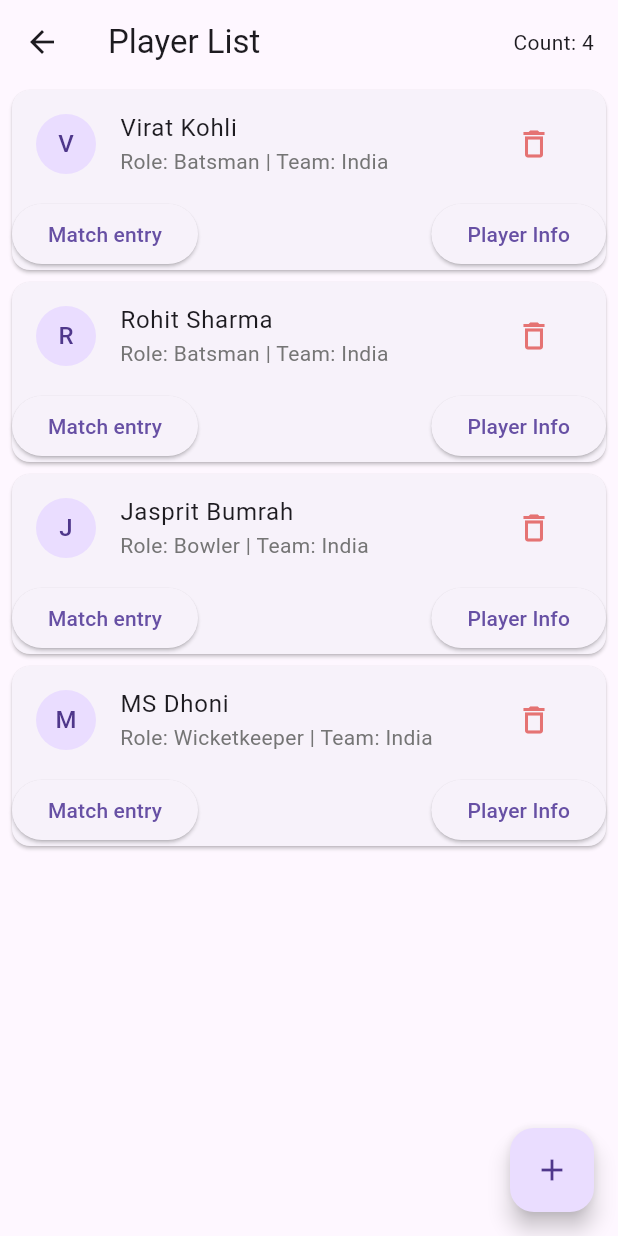
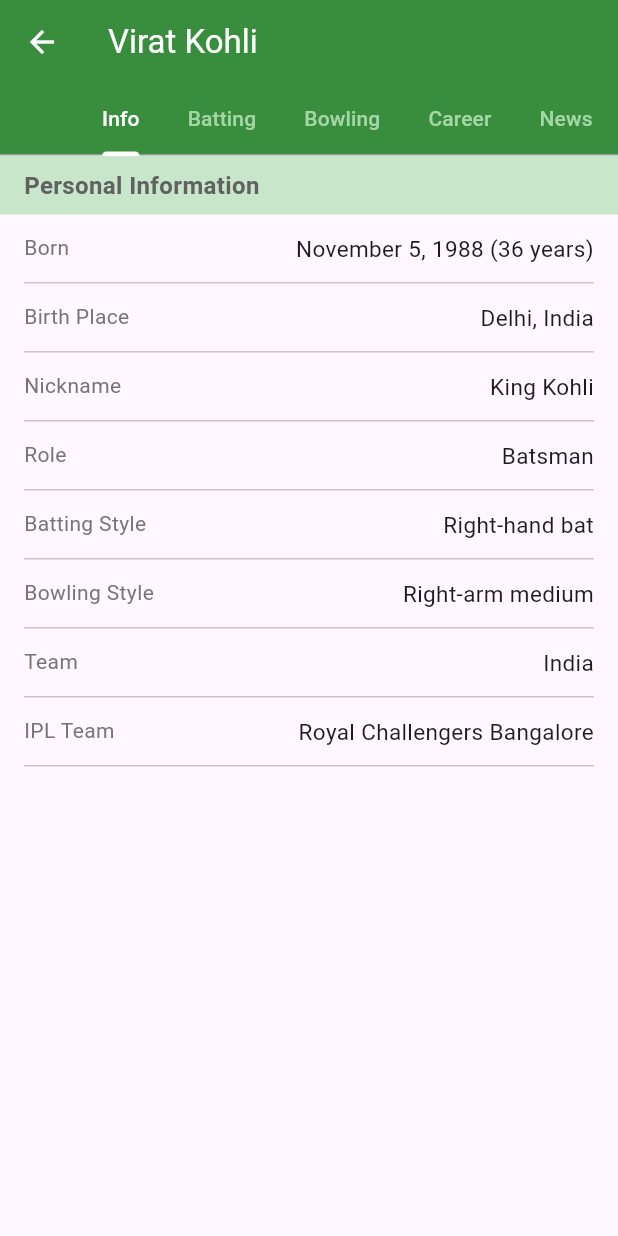
Before and after one commit to Abhi2996/combo_dream11, a Flutter app: the PlayerListPage screen opened directly, after a tap on "Player Info", on a phone screen of 412 x 824 dp. Run offline on Flutter 3.47's test engine with Material 3 defaults, Android fonts, the phone set to English and light mode, and no system bars; our stand-ins replace equatable, flutter_hooks, flutter_riverpod, fluttertoast, hooks_riverpod, permission_handler.

Commit message:
feature/screen added PlayerDetailScreen

```diff
--- a/lib/src/data/model/player_info.dart
+++ b/lib/src/data/model/player_info.dart
@@ -110,4 +110,5 @@
     iplTeam,
     cricketStats,
   ];
+  //
 }
--- a/lib/src/presentetion/riverpod/z_mock/list.dart
+++ b/lib/src/presentetion/riverpod/z_mock/list.dart
@@ -1,3 +1,4 @@
+import 'package:combo_dream11/src/data/model/career_stats.dart';
 import 'package:combo_dream11/src/data/model/player_info.dart';
 
 /// Defines the role of the player
@@ -16,6 +17,119 @@
     bowlingStyle: 'Right-arm medium',
     internationalTeam: 'India',
     iplTeam: 'Royal Challengers Bangalore',
+    cricketStats: [
+      const CareerStats(
+        matchType: MatchType.IPL, // Example format
+        season: "2023", // Example season
+        matches: 12, // Given
+        notOuts:
+            2, // Adjusted: 7 seems high for 12 matches if runs are 46, let's use 2
+        runs:
+            46, // Given: Runs are quite low, average/SR seem inconsistent with this
+        highestScore:
+            '15*', // Adjusted: HS 76 inconsistent with total 46 runs, let's use 15*
+        average: 4.6, // Adjusted: (46 / (12 innings - 2 notOuts)) = 4.6
+        ballsFaced: 67, // Given
+        strikeRate: 68.66, // Adjusted: (46 / 67 * 100) = 68.66
+        hundreds: 0, // Adjusted: Inconsistent with runs=46
+        fifties: 0, // Adjusted: Inconsistent with runs=46
+        fours: 5, // Dummy value
+        sixes: 1, // Dummy value
+        catches: 8, // Dummy value
+        stumpings: 1, // Dummy value (less common)
+        // Bowling Stats (Assuming this player also bowled)
+        ballsBowled: 180, // Dummy value (e.g., 30 overs)
+        runsConceded: 210, // Dummy value
+        wickets: 9, // Dummy value
+        bestBowlingMatch: "3/25", // Dummy value (String)
+        bowlingAverage: 23.33, // Adjusted: (210 / 9) = 23.33
+        economyRate: 7.00, // Adjusted: (210 / (180 / 6)) = 7.00
+        bowlingStrikeRate: 20.0, // Adjusted: (180 / 9) = 20.0
+        fourWickets: 0, // Dummy value
+        fiveWickets: 0, // Dummy value
+      ),
+      // You can add more CareerStats objects for other MatchTypes (TEST, ODI, T20I)
+      const CareerStats(
+        matchType: MatchType.ODI,
+        season: "Overall", // Or specific year
+        matches: 5,
+        notOuts: 1,
+        runs: 150,
+        highestScore: '75',
+        average: 37.5, // 150 / (5-1)
+        ballsFaced: 160,
+        strikeRate: 93.75, // 150 / 160 * 100
+        hundreds: 0,
+        fifties: 1,
+        fours: 12,
+        sixes: 4,
+        catches: 3,
+        stumpings: 0,
+        // Bowling Stats
+        ballsBowled: 60, // 10 overs
+        runsConceded: 55,
+        wickets: 2,
+        bestBowlingMatch: "1/20",
+        bowlingAverage: 27.5, // 55 / 2
+        economyRate: 5.5, // 55 / (60/6)
+        bowlingStrikeRate: 30.0, // 60 / 2
+        fourWickets: 0,
+        fiveWickets: 0,
+      ),
+      // Add TEST and T20I similarly if needed
+      const CareerStats(
+        matchType: MatchType.TEST,
+        season: "Overall",
+        matches: 2,
+        notOuts: 0,
+        runs: 35,
+        highestScore: '25',
+        average: 17.5, // 35 / 2 innings (assuming 2 inn)
+        ballsFaced: 80,
+        strikeRate: 43.75,
+        hundreds: 0,
+        fifties: 0,
+        fours: 4,
+        sixes: 0,
+        catches: 1,
+        stumpings: 0,
+        ballsBowled: 0, // Might not bowl in Tests
+        runsConceded: 0,
+        wickets: 0,
+        bestBowlingMatch: "-",
+        bowlingAverage: null, // Use null for undefined averages/rates
+        economyRate: null,
+        bowlingStrikeRate: null,
+        fourWickets: 0,
+        fiveWickets: 0,
+      ),
+      const CareerStats(
+        matchType: MatchType.T20I,
+        season: "Overall",
+        matches: 10,
+        notOuts: 3,
+        runs: 180,
+        highestScore: '45*',
+        average: 25.71, // 180 / (10-3)
+        ballsFaced: 120,
+        strikeRate: 150.0,
+        hundreds: 0,
+        fifties: 1,
+        fours: 15,
+        sixes: 8,
+        catches: 5,
+        stumpings: 0,
+        ballsBowled: 24, // 4 overs
+        runsConceded: 30,
+        wickets: 1,
+        bestBowlingMatch: "1/30",
+        bowlingAverage: 30.0,
+        economyRate: 7.5, // 30 / (24/6)
+        bowlingStrikeRate: 24.0,
+        fourWickets: 0,
+        fiveWickets: 0,
+      ),
+    ],
   ),
   PlayerInfo(
     name: 'Rohit Sharma',
--- /dev/null
+++ b/lib/src/presentetion/screens/player_details_screen/player_Details_screen.dart
@@ -0,0 +1,468 @@
+import 'package:combo_dream11/src/data/model/career_stats.dart';
+import 'package:combo_dream11/src/data/model/player_info.dart';
+import 'package:flutter/material.dart';
+import 'package:intl/intl.dart';
+
+// We still need a way to distinguish between Batting and Bowling TABS in the UI,
+// even if the data model combines them. Let's reuse the StatType enum *locally* for the UI.
+enum _TabStatType { batting, bowling }
+
+class PlayerDetailScreen extends StatefulWidget {
+  final PlayerInfo player;
+
+  const PlayerDetailScreen({super.key, required this.player});
+
+  @override
+  State<PlayerDetailScreen> createState() => _PlayerDetailScreenState();
+}
+
+class _PlayerDetailScreenState extends State<PlayerDetailScreen>
+    with SingleTickerProviderStateMixin {
+  late TabController _tabController;
+
+  // --- Use the correct MatchType enum from your model ---
+  final List<MatchType> _displayFormats = [
+    MatchType.TEST,
+    MatchType.ODI,
+    MatchType.T20I, // Use T20I as defined in your enum
+    MatchType.IPL,
+  ];
+
+  // --- Updated Helper: Find the SINGLE CareerStats object for a MatchType ---
+  CareerStats? _findStatsForFormat(MatchType format) {
+    try {
+      if (widget.player.cricketStats == null) return null;
+      // Find the stats object matching the specified format (MatchType)
+      return widget.player.cricketStats!.firstWhere(
+        (stats) => stats.matchType == format,
+      );
+    } catch (e) {
+      // Not found for this format
+      return null;
+    }
+  }
+
+  @override
+  void initState() {
+    super.initState();
+    // Keep 5 tabs
+    _tabController = TabController(length: 5, vsync: this);
+  }
+
+  @override
+  void dispose() {
+    _tabController.dispose();
+    super.dispose();
+  }
+
+  @override
+  Widget build(BuildContext context) {
+    final theme = Theme.of(context);
+    final lightGreen = Colors.green.shade100;
+
+    return Scaffold(
+      appBar: AppBar(
+        title: Text(widget.player.name),
+        backgroundColor: Colors.green.shade700,
+        foregroundColor: Colors.white,
+        bottom: TabBar(
+          controller: _tabController,
+          isScrollable: true,
+          indicatorColor: Colors.white,
+          labelColor: Colors.white,
+          unselectedLabelColor: Colors.green.shade200,
+          tabs: const [
+            Tab(text: 'Info'),
+            Tab(text: 'Batting'),
+            Tab(text: 'Bowling'),
+            Tab(text: 'Career'), // Placeholder
+            Tab(text: 'News'), // Placeholder
+          ],
+        ),
+      ),
+      body: TabBarView(
+        controller: _tabController,
+        children: [
+          _buildInfoTab(context, lightGreen),
+          // Pass the local enum to indicate which type of stats the tab should display
+          _buildStatsTab(context, _TabStatType.batting, lightGreen),
+          _buildStatsTab(context, _TabStatType.bowling, lightGreen),
+          const Center(child: Text('Career Info (Coming Soon)')),
+          const Center(child: Text('News Feed (Coming Soon)')),
+        ],
+      ),
+    );
+  }
+
+  // --- Builds the Info Tab (Largely unchanged, ensure field names match PlayerInfo) ---
+  Widget _buildInfoTab(BuildContext context, Color headerBgColor) {
+    // (Code for _buildInfoTab remains the same as the previous full example,
+    // ensure widget.player.xyz fields match your PlayerInfo model exactly)
+    String birthDateString = 'N/A';
+    if (widget.player.birthDate != null) {
+      final DateFormat formatter = DateFormat('MMMM d, yyyy');
+      birthDateString = formatter.format(widget.player.birthDate!);
+      // Calculate Age
+      try {
+        final now = DateTime.now();
+        int age = now.year - widget.player.birthDate!.year;
+        if (now.month < widget.player.birthDate!.month ||
+            (now.month == widget.player.birthDate!.month &&
+                now.day < widget.player.birthDate!.day)) {
+          age--;
+        }
+        if (age >= 0) {
+          // Basic sanity check for age
+          birthDateString += ' ($age years)';
+        }
+      } catch (e) {
+        print("Error calculating age: $e");
+      }
+    }
+
+    return ListView(
+      children: [
+        _buildSectionHeader('Personal Information', headerBgColor),
+        _buildInfoRow('Born', birthDateString),
+        _buildInfoRow('Birth Place', widget.player.birthPlace ?? 'N/A'),
+        _buildInfoRow(
+          'Nickname',
+          widget.player.nickname ?? widget.player.name,
+        ), // Fallback nickname to name
+        _buildInfoRow(
+          'Role',
+          widget.player.role ?? 'N/A',
+        ), // Make sure 'role' exists in PlayerInfo
+        _buildInfoRow(
+          'Batting Style',
+          widget.player.battingStyle ?? 'N/A',
+        ), // Make sure 'battingStyle' exists
+        _buildInfoRow(
+          'Bowling Style',
+          widget.player.bowlingStyle ?? 'N/A',
+        ), // Make sure 'bowlingStyle' exists
+        _buildInfoRow(
+          'Team',
+          widget.player.internationalTeam ?? 'N/A',
+        ), // Make sure 'internationalTeam' exists
+        if (widget.player.iplTeam != null &&
+            widget.player.iplTeam!.isNotEmpty) // Make sure 'iplTeam' exists
+          _buildInfoRow('IPL Team', widget.player.iplTeam!),
+      ],
+    );
+  }
+
+  // --- Helper for Info Tab section header (Unchanged) ---
+  Widget _buildSectionHeader(String title, Color bgColor) {
+    return Container(
+      color: bgColor,
+      padding: const EdgeInsets.symmetric(horizontal: 16.0, vertical: 8.0),
+      child: Text(
+        title,
+        style: TextStyle(
+          fontWeight: FontWeight.bold,
+          color: Colors.grey.shade700,
+          fontSize: 16,
+        ),
+      ),
+    );
+  }
+
+  // --- Helper for Info Tab rows (Unchanged) ---
+  Widget _buildInfoRow(String label, String value) {
+    return Column(
+      children: [
+        Padding(
+          padding: const EdgeInsets.symmetric(horizontal: 16.0, vertical: 12.0),
+          child: Row(
+            crossAxisAlignment: CrossAxisAlignment.start,
+            children: [
+              Text(label, style: TextStyle(color: Colors.grey.shade600)),
+              const SizedBox(width: 16),
+              Expanded(
+                child: Text(
+                  value,
+                  textAlign: TextAlign.right,
+                  style: const TextStyle(fontSize: 15),
+                ),
+              ),
+            ],
+          ),
+        ),
+        const Divider(height: 1, indent: 16, endIndent: 16),
+      ],
+    );
+  }
+
+  // --- Builds the Batting or Bowling Stats Tab ---
+  Widget _buildStatsTab(
+    BuildContext context,
+    _TabStatType tabType,
+    Color headerBgColor,
+  ) {
+    // Use the updated stat order lists based on the new model
+    final List<String> statKeys =
+        (tabType == _TabStatType.batting)
+            ? _battingStatOrder
+            : _bowlingStatOrder;
+
+    // Check if there are any relevant stats *for this tab type* across all formats
+    bool hasAnyStatsForTab = _displayFormats.any((format) {
+      final stats = _findStatsForFormat(format);
+      if (stats == null) return false;
+      // Check if *any* key relevant to this tab has a non-zero/non-null value
+      return statKeys.any((key) {
+        String value = _getFormattedStatValue(
+          stats,
+          key,
+          tabType,
+        ); // Pass tabType here
+        return value != '-' &&
+            value != '0' &&
+            value != '0.0' &&
+            value != '0.00';
+      });
+    });
+
+    if (!hasAnyStatsForTab) {
+      return Column(
+        children: [
+          _buildSectionHeader(
+            tabType == _TabStatType.batting ? 'Batting Stats' : 'Bowling Stats',
+            headerBgColor,
+          ),
+          Expanded(
+            child: Center(
+              child: Text("No relevant ${tabType.name} stats available."),
+            ),
+          ),
+        ],
+      );
+    }
+
+    // --- Columns setup (Use MatchType.name) ---
+    final List<DataColumn> columns = [
+      DataColumn(
+        label: Expanded(
+          child: Text('Stat', style: TextStyle(fontWeight: FontWeight.bold)),
+        ),
+      ),
+      ..._displayFormats.map(
+        (format) => DataColumn(
+          label: Expanded(
+            child: Text(
+              // Get the string representation from the enum name
+              matchTypeToString(format).toUpperCase(),
+              style: const TextStyle(fontWeight: FontWeight.bold),
+              textAlign: TextAlign.center,
+            ),
+          ),
+          numeric: true,
+        ),
+      ),
+    ];
+
+    // --- Rows setup ---
+    final List<DataRow> rows =
+        statKeys
+            .map((key) {
+              // Check if *this specific stat row* has meaningful data across formats
+              bool rowHasData = _displayFormats.any((format) {
+                final stats = _findStatsForFormat(
+                  format,
+                ); // Find the single stats object
+                // Pass the tabType to know which fields to check
+                String value = _getFormattedStatValue(stats, key, tabType);
+                return value != '-' &&
+                    value != '0' &&
+                    value != '0.0' &&
+                    value != '0.00';
+              });
+
+              if (!rowHasData) {
+                return null; // Skip rows with no meaningful data (e.g., all zeros/hyphens)
+              }
+
+              return DataRow(
+                cells: [
+                  DataCell(
+                    Text(key, style: TextStyle(color: Colors.grey.shade700)),
+                  ),
+                  ..._displayFormats.map((format) {
+                    // Find the single CareerStats object for the format
+                    final stats = _findStatsForFormat(format);
+                    return DataCell(
+                      Center(
+                        child: Text(
+                          // Get the specific value using the helper, passing the tabType
+                          _getFormattedStatValue(stats, key, tabType),
+                          textAlign: TextAlign.center,
+                        ),
+                      ),
+                    );
+                  }),
+                ],
+              );
+            })
+            .whereType<DataRow>()
+            .toList(); // Filter out the null rows
+
+    if (rows.isEmpty) {
+      return Column(
+        children: [
+          _buildSectionHeader(
+            tabType == _TabStatType.batting ? 'Batting Stats' : 'Bowling Stats',
+            headerBgColor,
+          ),
+          Expanded(
+            child: Center(
+              child: Text("No significant ${tabType.name} stats to display."),
+            ),
+          ),
+        ],
+      );
+    }
+
+    // --- DataTable structure (mostly unchanged) ---
+    return Column(
+      children: [
+        _buildSectionHeader(
+          tabType == _TabStatType.batting ? 'Batting Stats' : 'Bowling Stats',
+          headerBgColor,
+        ),
+        Expanded(
+          child: SingleChildScrollView(
+            child: SingleChildScrollView(
+              scrollDirection: Axis.horizontal,
+              child: Padding(
+                padding: const EdgeInsets.symmetric(horizontal: 8.0),
+                child: DataTable(
+                  columns: columns,
+                  rows: rows,
+                  columnSpacing: 20,
+                  headingRowHeight: 40,
+                  dataRowMinHeight: 40,
+                  dataRowMaxHeight: 48,
+                ),
+              ),
+            ),
+          ),
+        ),
+      ],
+    );
+  }
+
+  // --- Stat Order Definitions - UPDATED based on new CareerStats model ---
+  static const List<String> _battingStatOrder = [
+    'Matches', 'Innings', 'NO', 'Runs', 'HS', 'Avg', 'BF', // Balls Faced
+    'SR', '100', '50', '4s', '6s', 'Ct', 'St', // Catches, Stumpings
+    // Missing: Ducks, 200s, 300s
+  ];
+
+  static const List<String> _bowlingStatOrder = [
+    'Matches', 'Innings', 'Balls', 'Runs', 'Wkts', 'BBM', // Best Bowling Match
+    'Avg', 'Econ', 'SR', '4W', '5W',
+    // Missing: Maidens, 10w, BBI (using BBM)
+  ];
+
+  // --- Helper to get and format stat values - SIGNIFICANTLY UPDATED ---
+  String _getFormattedStatValue(
+    CareerStats? stats,
+    String key,
+    _TabStatType tabType,
+  ) {
+    // Check if stats object exists for the format
+    if (stats == null) return '-';
+
+    // Helper for formatting doubles
+    String formatDouble(double? value, {int precision = 2}) {
+      if (value == null || value.isNaN || value.isInfinite) return '-';
+      // Basic check to avoid 0.0 if divisor was likely 0
+      if (value == 0.0) {
+        if ((key == 'Avg' || key == 'SR') &&
+            tabType == _TabStatType.batting &&
+            (stats.ballsFaced ?? 0) == 0 &&
+            (stats.matches ?? 0) == (stats.notOuts ?? 0))
+          return '-'; // Batting Avg/SR
+        if ((key == 'Avg' || key == 'SR' || key == 'Econ') &&
+            tabType == _TabStatType.bowling &&
+            (stats.ballsBowled ?? 0) == 0)
+          return '-'; // Bowling Avg/SR/Econ
+        if (key == 'Avg' &&
+            tabType == _TabStatType.bowling &&
+            (stats.wickets ?? 0) == 0)
+          return '-'; // Bowling Avg if 0 wickets
+      }
+      return value.toStringAsFixed(precision);
+    }
+
+    // Helper for formatting integers (show '0' instead of '-')
+    String formatInt(int? value) =>
+        (value == null || value == 0) ? '0' : value.toString();
+
+    // Decide which value to return based on the key (matching _batting/_bowlingStatOrder)
+    // Use the tabType to know which fields are relevant if names are ambiguous (none in this new model)
+    switch (key) {
+      // --- COMMON / BATTING ---
+      case 'Matches':
+        return formatInt(stats.matches);
+      // Note: Your model doesn't have a separate 'innings' field. Matches is often used for both.
+      // If you *need* distinct innings, you'd have to add it to the CareerStats model.
+      case 'Innings':
+        return formatInt(
+          stats.matches,
+        ); // Using Matches as placeholder for Innings
+      case 'NO':
+        return formatInt(stats.notOuts);
+      case 'Runs': // Batting: Runs Scored | Bowling: Runs Conceded
+        return tabType == _TabStatType.batting
+            ? formatInt(stats.runs)
+            : formatInt(stats.runsConceded);
+      case 'HS':
+        return stats.highestScore?.isNotEmpty == true
+            ? stats.highestScore!
+            : '-';
+      case 'Avg': // Batting Average | Bowling Average
+        return tabType == _TabStatType.batting
+            ? formatDouble(stats.average)
+            : formatDouble(stats.bowlingAverage);
+      case 'BF':
+        return formatInt(stats.ballsFaced);
+      case 'SR': // Batting Strike Rate | Bowling Strike Rate
+        return tabType == _TabStatType.batting
+            ? formatDouble(stats.strikeRate)
+            : formatDouble(stats.bowlingStrikeRate);
+      case '100':
+        return formatInt(stats.hundreds);
+      case '50':
+        return formatInt(stats.fifties);
+      case '4s':
+        return formatInt(stats.fours);
+      case '6s':
+        return formatInt(stats.sixes);
+      case 'Ct':
+        return formatInt(stats.catches);
+      case 'St':
+        return formatInt(stats.stumpings);
+
+      // --- BOWLING ---
+      case 'Balls':
+        return formatInt(stats.ballsBowled);
+      case 'Wkts':
+        return formatInt(stats.wickets);
+      case 'BBM':
+        return stats.bestBowlingMatch?.isNotEmpty == true
+            ? stats.bestBowlingMatch!
+            : '-';
+      case 'Econ':
+        return formatDouble(stats.economyRate);
+      case '4W':
+        return formatInt(stats.fourWickets);
+      case '5W':
+        return formatInt(stats.fiveWickets);
+
+      default:
+        return '-';
+    }
+  }
+}
--- a/lib/src/presentetion/screens/player_list_screen/player_list_page.dart
+++ b/lib/src/presentetion/screens/player_list_screen/player_list_page.dart
@@ -1,6 +1,7 @@
 import 'package:combo_dream11/src/data/model/player_info.dart';
 import 'package:combo_dream11/src/presentetion/riverpod/player_info/player_info_notifier.dart';
 import 'package:combo_dream11/src/presentetion/screens/match_entry_form/match_entry_form.dart';
+import 'package:combo_dream11/src/presentetion/screens/player_details_screen/player_Details_screen.dart';
 import 'package:combo_dream11/src/presentetion/screens/player_info_form/player_info_form.dart';
 import 'package:combo_dream11/src/test_screen/routes/app_routes.dart';
 import 'package:flutter/material.dart';
@@ -147,7 +148,13 @@
                             ),
                             ElevatedButton(
                               style: ButtonStyle(),
-                              onPressed: () {},
+                              onPressed: () {
+                                NavigationPaths.navigateToScreen(
+                                  context: context,
+                                  page: PlayerDetailScreen(player: player),
+                                );
+                              },
+
                               child: Text('Player Info'),
                             ),
                           ],
```
